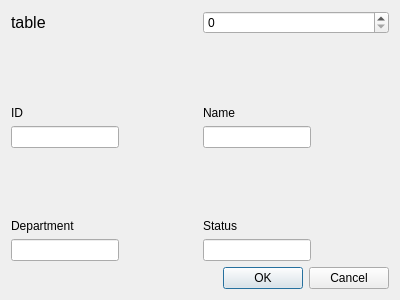
First picture: the form in searchdialog.ui, repository ychen745/DBConnection, before the edit.
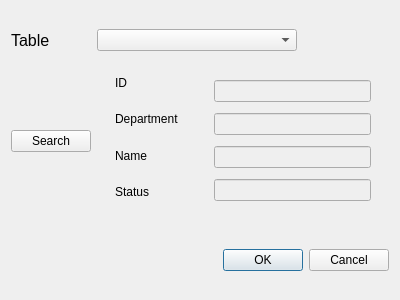
Second picture: the form after the edit.

What changed in the file:
```diff
--- a/searchdialog.ui
+++ b/searchdialog.ui
@@ -21,11 +21,8 @@
   </property>
   <layout class="QVBoxLayout" name="verticalLayout_6">
    <item>
-    <layout class="QHBoxLayout" name="horizontalLayout_2">
-     <property name="topMargin">
-      <number>0</number>
-     </property>
-     <item>
+    <layout class="QGridLayout" name="gridLayout">
+     <item row="0" column="0">
       <widget class="QLabel" name="label_5">
        <property name="font">
         <font>
@@ -33,193 +30,117 @@
         </font>
        </property>
        <property name="text">
-        <string>table</string>
+        <string>Table</string>
        </property>
       </widget>
-     </item>
-     <item>
-      <widget class="QSpinBox" name="tableNameSpinBox"/>
-     </item>
-    </layout>
-   </item>
-   <item>
-    <layout class="QGridLayout" name="gridLayout">
-     <item row="1" column="1">
-      <layout class="QVBoxLayout" name="verticalLayout_4">
-       <item>
-        <spacer name="verticalSpacer_2">
-         <property name="orientation">
-          <enum>Qt::Vertical</enum>
-         </property>
-         <property name="sizeHint" stdset="0">
-          <size>
-           <width>20</width>
-           <height>40</height>
-          </size>
-         </property>
-        </spacer>
-       </item>
-       <item>
-        <widget class="QLabel" name="label_4">
-         <property name="text">
-          <string>Status</string>
-         </property>
-        </widget>
-       </item>
-       <item>
-        <layout class="QHBoxLayout" name="horizontalLayout_4">
-         <item>
-          <widget class="QLineEdit" name="statusLineEdit"/>
-         </item>
-         <item>
-          <spacer name="horizontalSpacer_4">
-           <property name="orientation">
-            <enum>Qt::Horizontal</enum>
-           </property>
-           <property name="sizeHint" stdset="0">
-            <size>
-             <width>40</width>
-             <height>20</height>
-            </size>
-           </property>
-          </spacer>
-         </item>
-        </layout>
-       </item>
-      </layout>
-     </item>
-     <item row="0" column="0">
-      <layout class="QVBoxLayout" name="verticalLayout">
-       <item>
-        <spacer name="verticalSpacer_3">
-         <property name="orientation">
-          <enum>Qt::Vertical</enum>
-         </property>
-         <property name="sizeHint" stdset="0">
-          <size>
-           <width>20</width>
-           <height>40</height>
-          </size>
-         </property>
-        </spacer>
-       </item>
-       <item>
-        <widget class="QLabel" name="label">
-         <property name="text">
-          <string>ID</string>
-         </property>
-        </widget>
-       </item>
-       <item>
-        <layout class="QHBoxLayout" name="horizontalLayout_5">
-         <item>
-          <widget class="QLineEdit" name="idLineEdit"/>
-         </item>
-         <item>
-          <spacer name="horizontalSpacer_2">
-           <property name="orientation">
-            <enum>Qt::Horizontal</enum>
-           </property>
-           <property name="sizeHint" stdset="0">
-            <size>
-             <width>40</width>
-             <height>20</height>
-            </size>
-           </property>
-          </spacer>
-         </item>
-        </layout>
-       </item>
-      </layout>
-     </item>
-     <item row="1" column="0">
-      <layout class="QVBoxLayout" name="verticalLayout_3">
-       <item>
-        <spacer name="verticalSpacer">
-         <property name="orientation">
-          <enum>Qt::Vertical</enum>
-         </property>
-         <property name="sizeHint" stdset="0">
-          <size>
-           <width>20</width>
-           <height>40</height>
-          </size>
-         </property>
-        </spacer>
-       </item>
-       <item>
-        <widget class="QLabel" name="label_3">
-         <property name="text">
-          <string>Department</string>
-         </property>
-        </widget>
-       </item>
-       <item>
-        <layout class="QHBoxLayout" name="horizontalLayout">
-         <item>
-          <widget class="QLineEdit" name="departmentLineEdit"/>
-         </item>
-         <item>
-          <spacer name="horizontalSpacer">
-           <property name="orientation">
-            <enum>Qt::Horizontal</enum>
-           </property>
-           <property name="sizeHint" stdset="0">
-            <size>
-             <width>40</width>
-             <height>20</height>
-            </size>
-           </property>
-          </spacer>
-         </item>
-        </layout>
-       </item>
-      </layout>
      </item>
      <item row="0" column="1">
-      <layout class="QVBoxLayout" name="verticalLayout_2">
+      <layout class="QHBoxLayout" name="horizontalLayout_2">
        <item>
-        <spacer name="verticalSpacer_4">
+        <widget class="QComboBox" name="tableComboBox">
+         <property name="minimumSize">
+          <size>
+           <width>200</width>
+           <height>0</height>
+          </size>
+         </property>
+        </widget>
+       </item>
+       <item>
+        <spacer name="horizontalSpacer">
          <property name="orientation">
-          <enum>Qt::Vertical</enum>
+          <enum>Qt::Horizontal</enum>
          </property>
          <property name="sizeHint" stdset="0">
           <size>
-           <width>20</width>
-           <height>40</height>
+           <width>40</width>
+           <height>20</height>
           </size>
          </property>
         </spacer>
        </item>
-       <item>
-        <widget class="QLabel" name="label_2">
-         <property name="text">
-          <string>Name</string>
-         </property>
-        </widget>
-       </item>
-       <item>
-        <layout class="QHBoxLayout" name="horizontalLayout_6">
-         <item>
-          <widget class="QLineEdit" name="nameLineEdit"/>
-         </item>
-         <item>
-          <spacer name="horizontalSpacer_3">
-           <property name="orientation">
-            <enum>Qt::Horizontal</enum>
-           </property>
-           <property name="sizeHint" stdset="0">
-            <size>
-             <width>40</width>
-             <height>20</height>
-            </size>
-           </property>
-          </spacer>
-         </item>
-        </layout>
-       </item>
       </layout>
      </item>
+     <item row="1" column="0">
+      <widget class="QPushButton" name="searchButton">
+       <property name="text">
+        <string>Search</string>
+       </property>
+      </widget>
+     </item>
+     <item row="1" column="1">
+      <widget class="QFrame" name="searchFrame">
+       <layout class="QHBoxLayout" name="horizontalLayout_3">
+        <item>
+         <widget class="QFrame" name="verticalFrame">
+          <layout class="QVBoxLayout" name="verticalLayout">
+           <property name="topMargin">
+            <number>1</number>
+           </property>
+           <item>
+            <widget class="QLabel" name="label">
+             <property name="text">
+              <string>ID</string>
+             </property>
+            </widget>
+           </item>
+           <item>
+            <widget class="QLabel" name="label_3">
+             <property name="text">
+              <string>Department</string>
+             </property>
+            </widget>
+           </item>
+           <item>
+            <widget class="QLabel" name="label_2">
+             <property name="text">
+              <string>Name</string>
+             </property>
+            </widget>
+           </item>
+           <item>
+            <widget class="QLabel" name="label_4">
+             <property name="text">
+              <string>Status</string>
+             </property>
+            </widget>
+           </item>
+          </layout>
+         </widget>
+        </item>
+        <item>
+         <widget class="QFrame" name="verticalFrame_2">
+          <property name="enabled">
+           <bool>false</bool>
+          </property>
+          <property name="minimumSize">
+           <size>
+            <width>0</width>
+            <height>150</height>
+           </size>
+          </property>
+          <layout class="QVBoxLayout" name="verticalLayout_2">
+           <property name="leftMargin">
+            <number>20</number>
+           </property>
+           <item>
+            <widget class="QLineEdit" name="departmentLineEdit"/>
+           </item>
+           <item>
+            <widget class="QLineEdit" name="idLineEdit"/>
+           </item>
+           <item>
+            <widget class="QLineEdit" name="nameLineEdit"/>
+           </item>
+           <item>
+            <widget class="QLineEdit" name="statusLineEdit"/>
+           </item>
+          </layout>
+         </widget>
+        </item>
+       </layout>
+      </widget>
+     </item>
     </layout>
    </item>
    <item>
```
